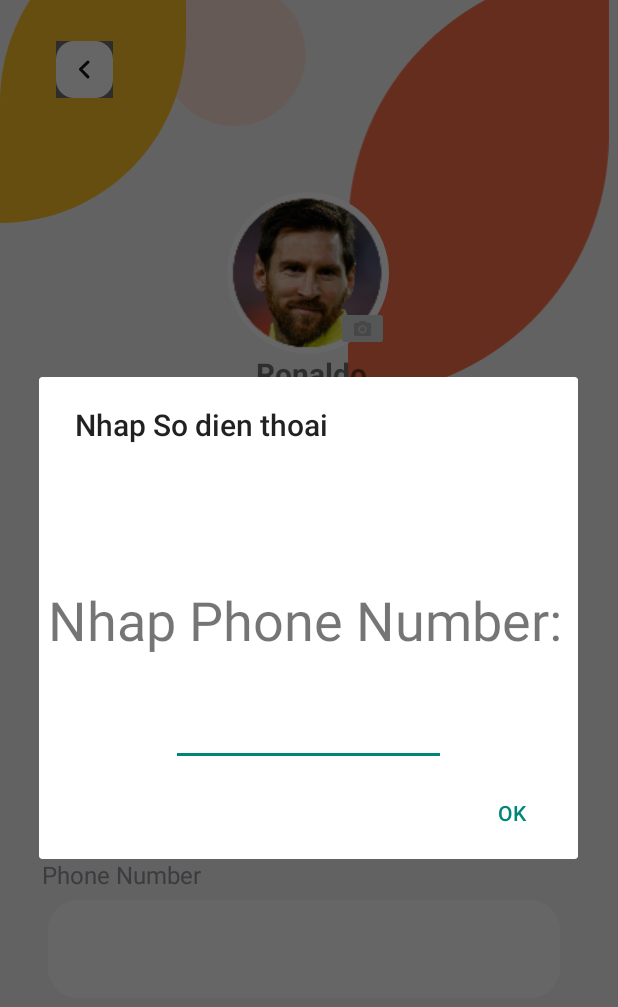
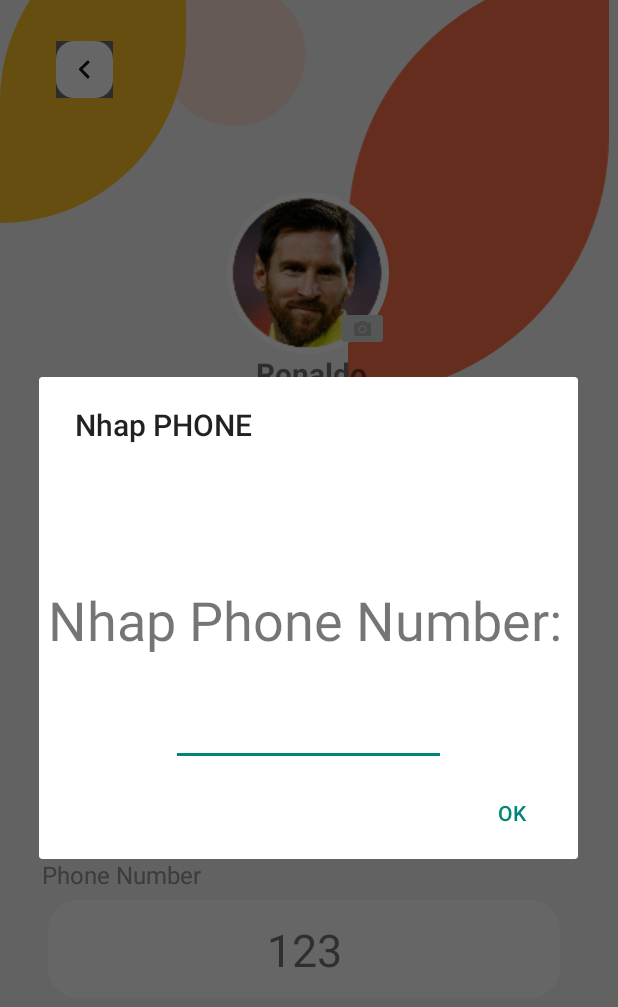
Before and after one commit to ntd29011999/week3, an Android app: the ProfileActivity screen opened directly, with no data from a screen before it, after a tap on an icon or button, on a phone screen of 412 x 824 dp. Shown: the top 1007 px of the screen. Run offline under Robolectric (Android 15) with nearby library versions, the phone set to English and light mode, and no system bars; our stand-ins replace data binding.

Commit message:
duong commit 3. Profile

```diff
--- a/week3/app/build.gradle
+++ b/week3/app/build.gradle
@@ -1,6 +1,7 @@
 plugins {
     id 'com.android.application'
     id 'kotlin-android'
+    id 'kotlin-kapt'
 }
 
 android {
@@ -27,6 +28,9 @@ android {
         sourceCompatibility JavaVersion.VERSION_1_8
         targetCompatibility JavaVersion.VERSION_1_8
     }
+    buildFeatures{
+        dataBinding true
+    }
 }
 
 dependencies {
@@ -38,4 +42,5 @@ dependencies {
     testImplementation 'junit:junit:4.+'
     androidTestImplementation 'androidx.test.ext:junit:1.1.2'
     androidTestImplementation 'androidx.test.espresso:espresso-core:3.3.0'
+    implementation "androidx.lifecycle:lifecycle-viewmodel-ktx:2.2.0"
 }
--- a/week3/app/src/main/java/com/example/week1/ProfileActivity.kt
+++ b/week3/app/src/main/java/com/example/week1/ProfileActivity.kt
@@ -6,24 +6,101 @@ import android.content.DialogInterface
 import android.content.Intent
 import androidx.appcompat.app.AppCompatActivity
 import android.os.Bundle
+import android.view.LayoutInflater
 import android.widget.Button
 import android.widget.EditText
 import android.widget.ImageButton
 import android.widget.TextView
+import androidx.core.view.LayoutInflaterCompat
+import androidx.databinding.DataBindingUtil
+import androidx.lifecycle.ViewModel
+import androidx.lifecycle.ViewModelProvider
+import com.example.week1.databinding.ActivityProfileBinding
 import com.google.android.material.dialog.MaterialDialogs
 
 
+
 class ProfileActivity : AppCompatActivity() {
+    private lateinit var  binding: ActivityProfileBinding
+    private lateinit var  viewModel: ProfileViewModel
+    private lateinit var  viewModelFactory: ProfileViewModelFactory
     override fun onCreate(savedInstanceState: Bundle?) {
         super.onCreate(savedInstanceState)
-        setContentView(R.layout.activity_profile)
+        binding = DataBindingUtil.setContentView(this, R.layout.activity_profile)
+        viewModelFactory = ProfileViewModelFactory("duong","duong@gmail.com","123")
+        viewModel = ViewModelProvider(this,viewModelFactory).get(ProfileViewModel::class.java)
+        binding.user = viewModel.user.value
+        viewModel.user.observe(this, {
+            binding.FullNameDescription.text = it.name
+            binding.EmailDescription.text = it.email
+            binding.PhoneDescription.text = it.phoneNumber
+        })
 
-        val fullNameDescription = findViewById<TextView>(R.id.FullNameDescription)
-        val emailDescription = findViewById<TextView>(R.id.EmailDescription)
-        val phoneDescription = findViewById<TextView>(R.id.PhoneDescription)
-        val editTextFullName = findViewById<ImageButton>(R.id.editTextFullName)
-        val editTextEmail = findViewById<ImageButton>(R.id.editTextEmail)
-        val editTextPhone = findViewById<ImageButton>(R.id.editTextPhoneNo)
+
+
+
+//        val fullNameDescription = findViewById<TextView>(R.id.FullNameDescription)
+//        val emailDescription = findViewById<TextView>(R.id.EmailDescription)
+//        val phoneDescription = findViewById<TextView>(R.id.PhoneDescription)
+        binding.apply {
+            editTextFullName.setOnClickListener{
+                val dialogName = AlertDialog.Builder(this@ProfileActivity)
+                val inflater = layoutInflater
+                val dialogLayout =  inflater.inflate(R.layout.dialog_full_name,null)
+                val editText = dialogLayout.findViewById<EditText>(R.id.editDialogFullName)
+                with(dialogName){
+                    setTitle("Nhap Ho ten day du")
+                    setPositiveButton("OK"){dialog, which ->
+
+                        val userName = editText.text.toString().trim()
+                        viewModel.setAccountUserName(userName)
+
+                }
+               setView(dialogLayout)
+                }
+            dialogName.show()
+
+            }
+
+            editTextEmail.setOnClickListener {
+                val dialogEmail = AlertDialog.Builder(this@ProfileActivity)
+                val inflater = layoutInflater
+                val dialogLayout = inflater.inflate(R.layout.dialog_email,null)
+                val editText = dialogLayout.findViewById<EditText>(R.id.editDialogEmail)
+                with(dialogEmail){
+                    setTitle("Nhap EMAIL")
+                    setPositiveButton("OK"){dialog, which ->
+
+                        val userEmail = editText.text.toString().trim()
+                        viewModel.setAccountUserEmail(userEmail)
+                    }
+                    setView(dialogLayout)
+                }
+                dialogEmail.show()
+            }
+            editTextPhoneNo.setOnClickListener {
+                val dialogPhone = AlertDialog.Builder(this@ProfileActivity)
+                val inflater = layoutInflater
+                val dialogLayout = inflater.inflate(R.layout.dialog_phone,null)
+                val editText =dialogLayout.findViewById<EditText>(R.id.editDialogPhone)
+                with(dialogPhone){
+                    setTitle("Nhap PHONE")
+                    setPositiveButton("OK"){digalog, with ->
+                        val userPhoneNumber = editText.text.toString().trim()
+                        viewModel.setAccountUserPhone(userPhoneNumber)
+                    }
+                    setView(dialogLayout)
+                }
+                dialogPhone.show()
+            }
+
+        }
+
+
+
+//        val editTextFullName = findViewById<ImageButton>(R.id.editTextFullName)
+//        val editTextEmail = findViewById<ImageButton>(R.id.editTextEmail)
+//        val editTextPhone = findViewById<ImageButton>(R.id.editTextPhoneNo)
 
        // editTextFullName.setOnClickListener {
         //    val dialogName = AlertDialog.Builder(this)
@@ -39,56 +116,56 @@ class ProfileActivity : AppCompatActivity() {
            // dialogName.show()
        // }
 
-        editTextFullName.setOnClickListener {
-            val dialogName = AlertDialog.Builder(this)
-            val inflater = layoutInflater
-            val dialogLayout = inflater.inflate(R.layout.dialog_full_name,null)
-            val editText = dialogLayout.findViewById<EditText>(R.id.editDialogFullName)
-
-            with(dialogName){
-                setTitle("Nhap Ho ten day du")
-                setPositiveButton("OK"){dialog, which ->
-                    fullNameDescription.text = editText.text.toString()
-                }
-               setView(dialogLayout)
-            }
-            dialogName.show()
-        }
+//        editTextFullName.setOnClickListener {
+//            val dialogName = AlertDialog.Builder(this)
+//            val inflater = layoutInflater
+//            val dialogLayout = inflater.inflate(R.layout.dialog_full_name,null)
+//            val editText = dialogLayout.findViewById<EditText>(R.id.editDialogFullName)
+//
+//            with(dialogName){
+//                setTitle("Nhap Ho ten day du")
+//                setPositiveButton("OK"){dialog, which ->
+//                    fullNameDescription.text = editText.text.toString()
+//                }
+//               setView(dialogLayout)
+//            }
+//            dialogName.show()
+//        }
 
 
 
 
 
-        editTextEmail.setOnClickListener {
-            val dialogEmail = AlertDialog.Builder(this)
-            val inflater = layoutInflater
-            val dialogLayout = inflater.inflate(R.layout.dialog_email,null)
-            val editText = dialogLayout.findViewById<EditText>(R.id.editDialogEmail)
-
-            with(dialogEmail){
-                setTitle("Nhap EMAIL")
-                setPositiveButton("OK"){dialog, which ->
-                    emailDescription.text = editText.text.toString()
-                }
-                setView(dialogLayout)
-            }
-            dialogEmail.show()
-        }
-        editTextPhone.setOnClickListener {
-            val dialogName = AlertDialog.Builder(this)
-            val inflater = layoutInflater
-            val dialogLayout = inflater.inflate(R.layout.dialog_phone,null)
-            val editText = dialogLayout.findViewById<EditText>(R.id.editDialogPhone)
-
-            with(dialogName){
-                setTitle("Nhap So dien thoai")
-                setPositiveButton("OK"){dialog, which ->
-                    phoneDescription.text = editText.text.toString()
-                }
-                setView(dialogLayout)
-            }
-            dialogName.show()
-        }
+//        editTextEmail.setOnClickListener {
+//            val dialogEmail = AlertDialog.Builder(this)
+//            val inflater = layoutInflater
+//            val dialogLayout = inflater.inflate(R.layout.dialog_email,null)
+//            val editText = dialogLayout.findViewById<EditText>(R.id.editDialogEmail)
+//
+//            with(dialogEmail){
+//                setTitle("Nhap EMAIL")
+//                setPositiveButton("OK"){dialog, which ->
+//                    emailDescription.text = editText.text.toString()
+//                }
+//                setView(dialogLayout)
+//            }
+//            dialogEmail.show()
+//        }
+//        editTextPhone.setOnClickListener {
+//            val dialogName = AlertDialog.Builder(this)
+//            val inflater = layoutInflater
+//            val dialogLayout = inflater.inflate(R.layout.dialog_phone,null)
+//            val editText = dialogLayout.findViewById<EditText>(R.id.editDialogPhone)
+//
+//            with(dialogName){
+//                setTitle("Nhap So dien thoai")
+//                setPositiveButton("OK"){dialog, which ->
+//                    phoneDescription.text = editText.text.toString()
+//                }
+//                setView(dialogLayout)
+//            }
+//            dialogName.show()
+//        }
 
     }
 }
--- /dev/null
+++ b/week3/app/src/main/java/com/example/week1/ProfileViewModel.kt
@@ -0,0 +1,24 @@
+package com.example.week1
+
+import androidx.lifecycle.MutableLiveData
+import androidx.lifecycle.ViewModel
+
+class ProfileViewModel(var name:String, var email:String, var phone:String) : ViewModel() {
+
+    var user : MutableLiveData<User> = MutableLiveData()
+    init{
+        user.value = User(name,email,phone)
+    }
+    fun setAccountUserName(Name: String){
+        user.value?.name = Name
+        user.postValue(user.value)
+    }
+    fun setAccountUserEmail(Email: String){
+        user.value?.email = Email
+        user.postValue(user.value)
+    }
+    fun setAccountUserPhone(Phone: String){
+        user.value?.phoneNumber = Phone
+        user.postValue(user.value)
+    }
+}
--- /dev/null
+++ b/week3/app/src/main/java/com/example/week1/ProfileViewModelFactory.kt
@@ -0,0 +1,13 @@
+package com.example.week1
+
+import androidx.lifecycle.ViewModel
+import androidx.lifecycle.ViewModelProvider
+
+class ProfileViewModelFactory(val name: String, val email: String, val phone: String) : ViewModelProvider.Factory {
+    override fun <T : ViewModel?> create(modelClass: Class<T>): T {
+        if (modelClass.isAssignableFrom(ProfileViewModel::class.java)) {
+            return ProfileViewModel(name, email, phone) as T
+        }
+        throw IllegalArgumentException("Unknown ViewModel class")
+    }
+}
--- /dev/null
+++ b/week3/app/src/main/java/com/example/week1/User.kt
@@ -0,0 +1,5 @@
+package com.example.week1
+
+class User(var name: String, var email: String, var phoneNumber: String) {
+
+}
--- a/week3/app/src/main/res/layout/activity_profile.xml
+++ b/week3/app/src/main/res/layout/activity_profile.xml
@@ -1,7 +1,15 @@
 <?xml version="1.0" encoding="utf-8"?>
-<androidx.constraintlayout.widget.ConstraintLayout xmlns:android="http://schemas.android.com/apk/res/android"
+<layout xmlns:android="http://schemas.android.com/apk/res/android"
     xmlns:app="http://schemas.android.com/apk/res-auto"
-    xmlns:tools="http://schemas.android.com/tools"
+    xmlns:tools="http://schemas.android.com/tools">
+
+    <data>
+        <variable
+            name="user"
+            type="com.example.week1.User" />
+    </data>
+
+    <androidx.constraintlayout.widget.ConstraintLayout
         android:layout_width="match_parent"
         android:layout_height="match_parent"
         android:addStatesFromChildren="true"
@@ -49,7 +57,6 @@
             android:foreground="@drawable/drawable_shape"
             app:layout_constraintStart_toStartOf="parent"
             app:layout_constraintTop_toTopOf="parent" />
-
 
 
         <TextView
@@ -183,6 +190,7 @@
             app:layout_constraintStart_toStartOf="@+id/imageView10"
             app:layout_constraintTop_toTopOf="@+id/imageView10"
             app:srcCompat="@mipmap/ic_ronaldo_foreground" />
+
         <ImageButton
             android:id="@+id/imageButton3"
             android:layout_width="wrap_content"
@@ -200,6 +208,7 @@
             android:layout_width="wrap_content"
             android:layout_height="wrap_content"
             android:textSize="30dp"
+            android:text="@{user.name}"
             app:layout_constraintBottom_toBottomOf="@+id/editTextFullName"
             app:layout_constraintEnd_toEndOf="@+id/editTextFullName"
             app:layout_constraintHorizontal_bias="0.504"
@@ -212,6 +221,7 @@
             android:layout_width="wrap_content"
             android:layout_height="wrap_content"
             android:textSize="30dp"
+            android:text="@{user.email}"
             app:layout_constraintBottom_toBottomOf="@+id/editTextEmail"
             app:layout_constraintEnd_toEndOf="@+id/editTextEmail"
             app:layout_constraintStart_toStartOf="@+id/editTextEmail"
@@ -222,12 +232,12 @@
             android:layout_width="wrap_content"
             android:layout_height="wrap_content"
             android:textSize="30dp"
+            android:text="@{user.phoneNumber}"
             app:layout_constraintBottom_toBottomOf="@+id/editTextPhoneNo"
             app:layout_constraintEnd_toEndOf="@+id/editTextPhoneNo"
             app:layout_constraintStart_toStartOf="@+id/editTextPhoneNo"
             app:layout_constraintTop_toTopOf="@+id/editTextPhoneNo" />
 
 
-
-
     </androidx.constraintlayout.widget.ConstraintLayout>
+</layout>
```
Also changed, not shown: week3/app/src/main/res/layout/dialog_full_name.xml (+9 -3 lines), week3/gradle/wrapper/gradle-wrapper.properties. Lines whose indentation alone changed are shown as unchanged.
